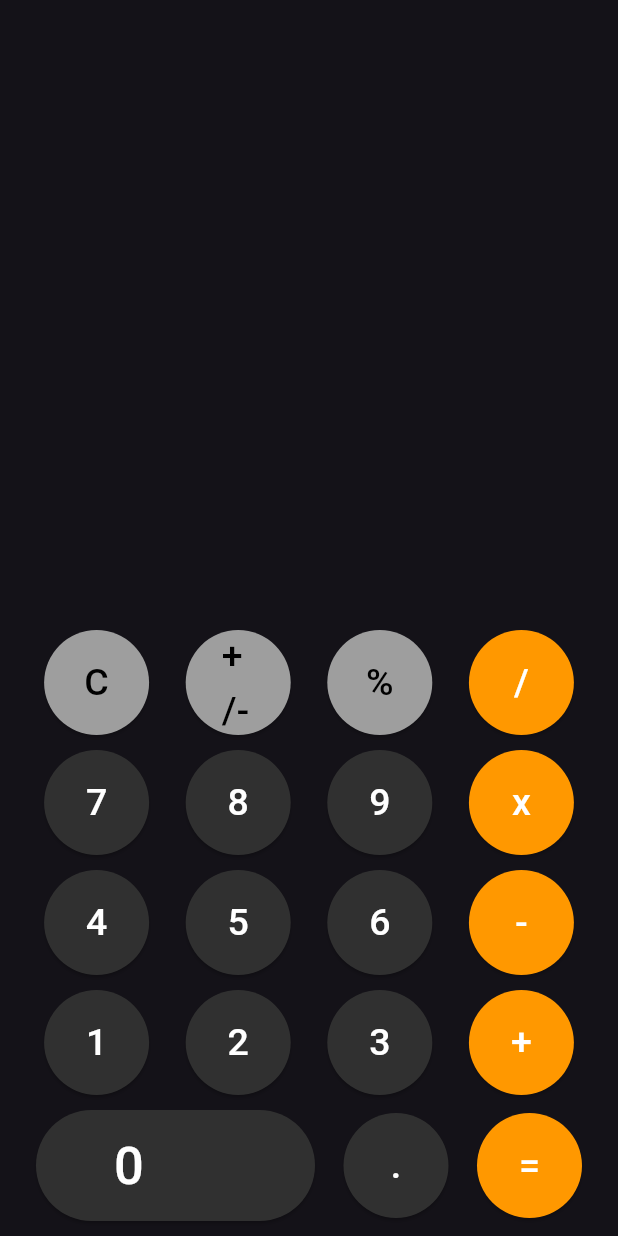
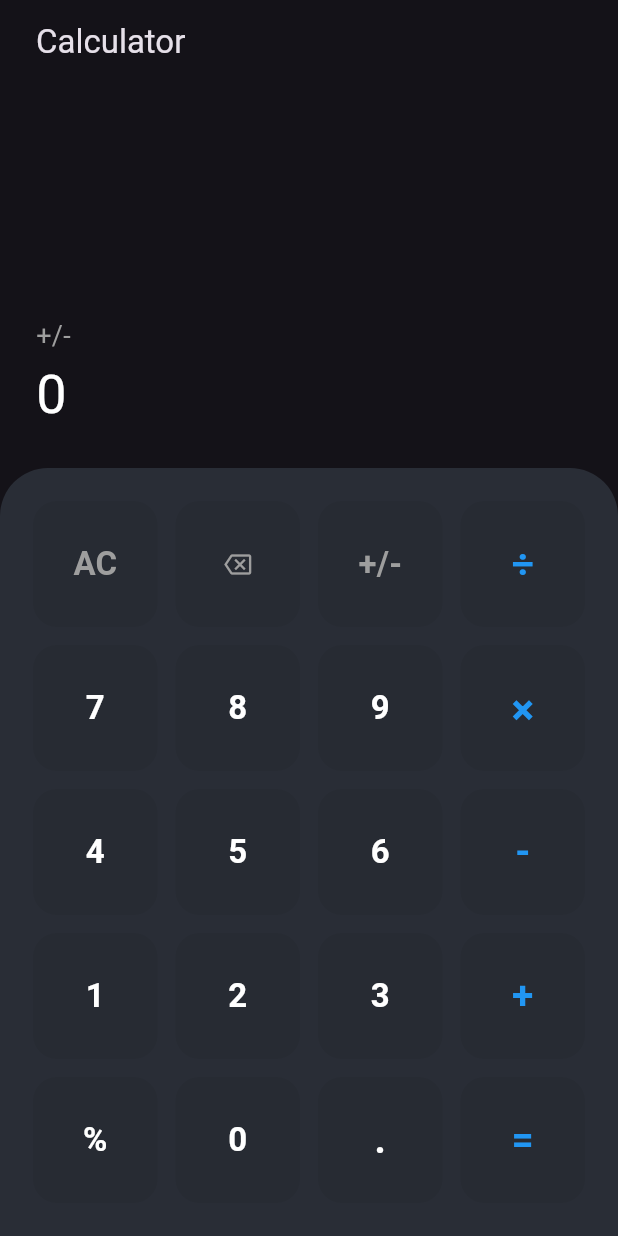
Before and after one commit to singland1997/calculator_app, a Flutter app: the screen it shows after launch, after a tap on "+/-", on a phone screen of 412 x 824 dp. Run offline on Flutter 3.47's test engine with Material 2 defaults, Android fonts, the light colour scheme and no system bars; our stand-ins replace math_expressions.

Commit message:
final commit it's done!

```diff
--- /dev/null
+++ b/lib/colors.dart
@@ -0,0 +1,9 @@
+import 'package:flutter/material.dart';
+
+class MyColors {
+  static const Color background1 = Color(0xff22252d);
+  static const Color background2 = Color(0xff292d36);
+  static const Color background3 = Color(0xff272b33);
+  static const Color operators = Color(0xfff57b7b);
+  static const Color delete = Color(0xff26f4ce);
+}
--- a/lib/main.dart
+++ b/lib/main.dart
@@ -1,19 +1,24 @@
-import 'package:calcutator_app/pages/home/home_page.dart';
+import 'package:calcutator_app/pages/home/home.dart';
+import 'package:calcutator_app/pages/home/providers/calculate.dart';
 import 'package:flutter/material.dart';
+import 'package:provider/provider.dart';
 
-void main() {
+main() {
   runApp(const MyApp());
 }
 
 class MyApp extends StatelessWidget {
-  const MyApp({Key? key}) : super(key: key);
+  static const String title = 'Calculator';
+
+  const MyApp({super.key});
 
   @override
-  Widget build(BuildContext context) {
-    return MaterialApp(
-      debugShowCheckedModeBanner: false,
-      theme: ThemeData.dark(useMaterial3: true),
-      home: const HomePage(),
-    );
-  }
+  Widget build(BuildContext context) => MaterialApp(
+        debugShowCheckedModeBanner: false,
+        title: title,
+        theme: ThemeData.dark(useMaterial3: true),
+        home: ChangeNotifierProvider(
+            create: (context) => Calculate(),
+            child: const HomePage(title: title)),
+      );
 }
--- /dev/null
+++ b/lib/pages/home/home.dart
@@ -0,0 +1,31 @@
+import 'package:calcutator_app/pages/home/widgets/build_buttons.dart';
+import 'package:calcutator_app/pages/home/widgets/build_result.dart';
+import 'package:flutter/material.dart';
+
+class HomePage extends StatelessWidget {
+  const HomePage({super.key, required this.title});
+
+  final String title;
+
+  @override
+  Widget build(BuildContext context) {
+    return Scaffold(
+      appBar: AppBar(
+        elevation: 0,
+        backgroundColor: Colors.transparent,
+        title: Container(
+          margin: const EdgeInsets.only(left: 8),
+          child: Text(title),
+        ),
+      ),
+      body: SafeArea(
+        child: Column(
+          children: const [
+            Expanded(child: BuildResult()),
+            Expanded(flex: 2, child: BuildButton())
+          ],
+        ),
+      ),
+    );
+  }
+}
--- a/lib/pages/home/home_page.dart
+++ /dev/null
@@ -1,13 +0,0 @@
-import 'package:calcutator_app/pages/home/widgets/calculator.dart';
-import 'package:flutter/material.dart';
-
-class HomePage extends StatelessWidget {
-  const HomePage({super.key});
-
-  @override
-  Widget build(BuildContext context) {
-    return Scaffold(
-      body: const Calculator(),
-    );
-  }
-}
--- /dev/null
+++ b/lib/pages/home/providers/calculate.dart
@@ -0,0 +1,48 @@
+import 'package:flutter/material.dart';
+import 'package:math_expressions/math_expressions.dart';
+
+class Calculate extends ChangeNotifier {
+  String equation = '0';
+  String result = '0';
+  String expression = '';
+
+  void numClick(String text) {
+    if (equation == '0') {
+      equation = text;
+    } else {
+      equation = equation + text;
+    }
+    notifyListeners();
+  }
+
+  void allClear(String text) {
+    equation = '0';
+    result = '0';
+    notifyListeners();
+  }
+
+  void clear(String text) {
+    equation = equation.substring(0, equation.length - 1);
+    if (equation == '') {
+      equation = '0';
+    }
+    notifyListeners();
+  }
+
+  void evaluate(String text) {
+    expression = equation;
+    expression = expression.replaceAll('⨯', '*');
+    expression = expression.replaceAll('÷', '/');
+
+    try {
+      Parser p = Parser();
+      Expression exp = p.parse(expression);
+      ContextModel cm = ContextModel();
+      result = exp.evaluate(EvaluationType.REAL, cm).toString();
+    } catch (e) {
+      result = "Error";
+    }
+
+    notifyListeners();
+  }
+}
--- /dev/null
+++ b/lib/pages/home/widgets/build_buttons.dart
@@ -0,0 +1,75 @@
+import 'package:calcutator_app/colors.dart';
+import 'package:calcutator_app/pages/home/providers/calculate.dart';
+import 'package:calcutator_app/pages/home/widgets/button_widget.dart';
+import 'package:flutter/material.dart';
+import 'package:provider/provider.dart';
+
+class BuildButton extends StatelessWidget {
+  const BuildButton({super.key});
+
+  @override
+  Widget build(BuildContext context) {
+    final calculator = Provider.of<Calculate>(context, listen: false);
+    return Container(
+      padding: const EdgeInsets.all(16),
+      decoration: const BoxDecoration(
+        color: MyColors.background2,
+        borderRadius: BorderRadius.vertical(top: Radius.circular(32)),
+      ),
+      child: Column(
+        children: [
+          Expanded(
+            child: Row(
+              children: [
+                ButtonWidget(text: 'AC', onClicked: calculator.allClear),
+                ButtonWidget(text: '<', onClicked: calculator.clear),
+                ButtonWidget(text: '+/-', onClicked: calculator.numClick),
+                ButtonWidget(text: '÷', onClicked: calculator.numClick),
+              ],
+            ),
+          ),
+          Expanded(
+            child: Row(
+              children: [
+                ButtonWidget(text: '7', onClicked: calculator.numClick),
+                ButtonWidget(text: '8', onClicked: calculator.numClick),
+                ButtonWidget(text: '9', onClicked: calculator.numClick),
+                ButtonWidget(text: '⨯', onClicked: calculator.numClick),
+              ],
+            ),
+          ),
+          Expanded(
+            child: Row(
+              children: [
+                ButtonWidget(text: '4', onClicked: calculator.numClick),
+                ButtonWidget(text: '5', onClicked: calculator.numClick),
+                ButtonWidget(text: '6', onClicked: calculator.numClick),
+                ButtonWidget(text: '-', onClicked: calculator.numClick),
+              ],
+            ),
+          ),
+          Expanded(
+            child: Row(
+              children: [
+                ButtonWidget(text: '1', onClicked: calculator.numClick),
+                ButtonWidget(text: '2', onClicked: calculator.numClick),
+                ButtonWidget(text: '3', onClicked: calculator.numClick),
+                ButtonWidget(text: '+', onClicked: calculator.numClick),
+              ],
+            ),
+          ),
+          Expanded(
+            child: Row(
+              children: [
+                ButtonWidget(text: '%', onClicked: calculator.numClick),
+                ButtonWidget(text: '0', onClicked: calculator.numClick),
+                ButtonWidget(text: '.', onClicked: calculator.numClick),
+                ButtonWidget(text: '=', onClicked: calculator.evaluate),
+              ],
+            ),
+          ),
+        ],
+      ),
+    );
+  }
+}
--- /dev/null
+++ b/lib/pages/home/widgets/build_result.dart
@@ -0,0 +1,32 @@
+import 'package:calcutator_app/pages/home/providers/calculate.dart';
+import 'package:flutter/material.dart';
+import 'package:provider/provider.dart';
+
+class BuildResult extends StatelessWidget {
+  const BuildResult({super.key});
+
+  @override
+  Widget build(BuildContext context) {
+    final result = Provider.of<Calculate>(context);
+    return Container(
+      padding: const EdgeInsets.all(24),
+      child: Column(
+        mainAxisAlignment: MainAxisAlignment.end,
+        crossAxisAlignment: CrossAxisAlignment.stretch,
+        children: [
+          const SizedBox(height: 24),
+          Text(
+            result.equation,
+            overflow: TextOverflow.ellipsis,
+            style: const TextStyle(color: Colors.grey, fontSize: 18),
+          ),
+          Text(
+            result.result,
+            overflow: TextOverflow.ellipsis,
+            style: const TextStyle(color: Colors.white, fontSize: 36),
+          ),
+        ],
+      ),
+    );
+  }
+}
--- /dev/null
+++ b/lib/pages/home/widgets/button_widget.dart
@@ -0,0 +1,62 @@
+import 'package:calcutator_app/colors.dart';
+import 'package:calcutator_app/utils.dart';
+import 'package:flutter/material.dart';
+
+class ButtonWidget extends StatelessWidget {
+  final String text;
+  final Function onClicked;
+
+  const ButtonWidget({
+    Key? key,
+    required this.text,
+    required this.onClicked,
+  }) : super(key: key);
+
+  @override
+  Widget build(BuildContext context) {
+    final color = getTextColor(text);
+    final double fontSize = Utils.isOperator(text, hasEquals: true) ? 26 : 22;
+    final style = TextStyle(
+      color: color,
+      fontSize: fontSize,
+      fontWeight: FontWeight.bold,
+    );
+
+    return Expanded(
+      child: Container(
+        height: double.infinity,
+        margin: const EdgeInsets.all(6),
+        child: ElevatedButton(
+          onPressed: () => onClicked(text),
+          style: ElevatedButton.styleFrom(
+            backgroundColor: MyColors.background3,
+            elevation: 0,
+            shape: RoundedRectangleBorder(
+              borderRadius: BorderRadius.circular(16),
+            ),
+          ),
+          child: text == '<'
+              ? Icon(Icons.backspace_outlined, color: color)
+              : Text(text, style: style),
+        ),
+      ),
+    );
+  }
+
+  Color getTextColor(String buttonText) {
+    switch (buttonText) {
+      case '+':
+      case '-':
+      case '⨯':
+      case '÷':
+      case '=':
+        return Colors.blue;
+      case 'AC':
+      case '<':
+      case '+/-':
+        return Colors.grey;
+      default:
+        return Colors.white;
+    }
+  }
+}
--- a/lib/pages/home/widgets/calculator.dart
+++ /dev/null
@@ -1,162 +0,0 @@
-import 'package:flutter/material.dart';
-
-class Calculator extends StatefulWidget {
-  const Calculator({Key? key}) : super(key: key);
-
-  @override
-  State<Calculator> createState() => _CalculatorState();
-}
-
-class _CalculatorState extends State<Calculator> {
-  Widget numButton(String btnText, Color btnColor, Color txtColor) {
-    return ElevatedButton(
-      onPressed: () {
-        calculate(btnText);
-      },
-      style: ElevatedButton.styleFrom(
-        fixedSize: const Size(70, 70),
-        backgroundColor: btnColor,
-        shape: const CircleBorder(),
-      ),
-      child: Text(
-        btnText,
-        style: TextStyle(
-          fontSize: 25,
-          color: txtColor,
-        ),
-      ),
-    );
-  }
-
-  @override
-  Widget build(BuildContext context) {
-    return Padding(
-      padding: const EdgeInsets.symmetric(horizontal: 5),
-      child: Column(
-        mainAxisAlignment: MainAxisAlignment.end,
-        children: [
-          Row(
-            mainAxisAlignment: MainAxisAlignment.end,
-            children: [
-              Padding(
-                padding: const EdgeInsets.all(10.0),
-                child: Text(
-                  text,
-                  textAlign: TextAlign.left,
-                  style: const TextStyle(color: Colors.white, fontSize: 80),
-                ),
-              ),
-            ],
-          ),
-          Row(
-            mainAxisAlignment: MainAxisAlignment.spaceEvenly,
-            children: [
-              numButton("C", Colors.grey, Colors.black),
-              numButton("+/-", Colors.grey, Colors.black),
-              numButton("%", Colors.grey, Colors.black),
-              numButton("/", Colors.orange, Colors.white),
-            ],
-          ),
-          const SizedBox(height: 10),
-          Row(
-            mainAxisAlignment: MainAxisAlignment.spaceEvenly,
-            children: [
-              numButton("7", (Colors.grey[850])!, Colors.white),
-              numButton("8", (Colors.grey[850])!, Colors.white),
-              numButton("9", (Colors.grey[850])!, Colors.white),
-              numButton("x", Colors.orange, Colors.white),
-            ],
-          ),
-          const SizedBox(height: 10),
-          Row(
-            mainAxisAlignment: MainAxisAlignment.spaceEvenly,
-            children: [
-              numButton("4", (Colors.grey[850])!, Colors.white),
-              numButton("5", (Colors.grey[850])!, Colors.white),
-              numButton("6", (Colors.grey[850])!, Colors.white),
-              numButton("-", Colors.orange, Colors.white),
-            ],
-          ),
-          const SizedBox(height: 10),
-          Row(
-            mainAxisAlignment: MainAxisAlignment.spaceEvenly,
-            children: [
-              numButton("1", (Colors.grey[850])!, Colors.white),
-              numButton("2", (Colors.grey[850])!, Colors.white),
-              numButton("3", (Colors.grey[850])!, Colors.white),
-              numButton("+", Colors.orange, Colors.white),
-            ],
-          ),
-          const SizedBox(height: 10),
-          Row(
-            mainAxisAlignment: MainAxisAlignment.spaceEvenly,
-            children: [
-              ElevatedButton(
-                onPressed: () {},
-                style: ElevatedButton.styleFrom(
-                  shape: const StadiumBorder(),
-                  primary: (Colors.grey[850])!,
-                ),
-                child: const Padding(
-                  padding: EdgeInsets.fromLTRB(28, 12, 90, 12),
-                  child: Text(
-                    "0",
-                    style: TextStyle(
-                      fontSize: 35,
-                      color: Colors.white,
-                    ),
-                  ),
-                ),
-              ),
-              numButton(".", (Colors.grey[850])!, Colors.white),
-              numButton("=", Colors.orange, Colors.white),
-            ],
-          ),
-          const SizedBox(height: 10),
-        ],
-      ),
-    );
-  }
-
-  // Logic
-  int firstNumber = 0;
-  int secondNumber = 0;
-  String result = "";
-  String text = "";
-  String operation = "";
-
-  void calculate(String btnText) {
-    if (btnText == "C") {
-      result = "";
-      text = "";
-      firstNumber = 0;
-      secondNumber = 0;
-    } else if (btnText == "+" ||
-        btnText == "-" ||
-        btnText == "x" ||
-        btnText == "/") {
-      firstNumber = int.parse(text);
-      result = "";
-      operation = btnText;
-    } else if (btnText == "=") {
-      secondNumber = int.parse(text);
-      if (operation == "+") {
-        result = (firstNumber + secondNumber).toString();
-      }
-      if (operation == "-") {
-        result = (firstNumber - secondNumber).toString();
-      }
-      if (operation == "x") {
-        result = (firstNumber * secondNumber).toString();
-      }
-      if (operation == "/") {
-        result = (firstNumber ~/ secondNumber).toString();
-      }
-    } else {
-      result = int.parse(text + btnText).toString();
-    }
-    setState(() {
-      text = result;
-    });
-  }
-}
--- /dev/null
+++ b/lib/utils.dart
@@ -0,0 +1,14 @@
+class Utils {
+  static bool isOperator(String buttonText, {bool hasEquals = false}) {
+    final operators = [
+      '+',
+      '-',
+      '÷',
+      '⨯',
+      '.',
+      if (hasEquals) ...['=']
+    ];
+
+    return operators.contains(buttonText);
+  }
+}
--- a/pubspec.yaml
+++ b/pubspec.yaml
@@ -36,6 +36,8 @@ dependencies:
   # The following adds the Cupertino Icons font to your application.
   # Use with the CupertinoIcons class for iOS style icons.
   cupertino_icons: ^1.0.2
+  provider: ^6.0.4
+  math_expressions: ^2.3.1
 
 dev_dependencies:
   flutter_test:
```
Also changed, not shown: pubspec.lock.
